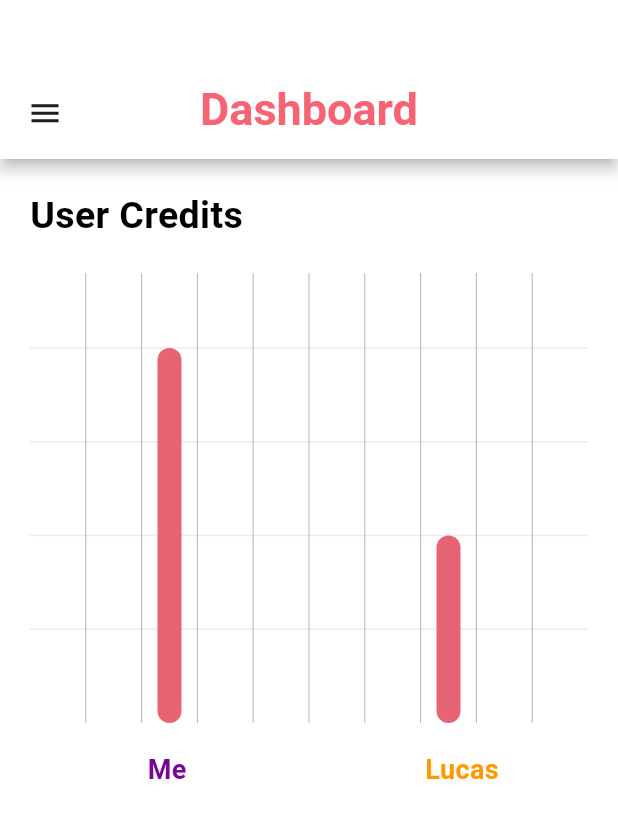
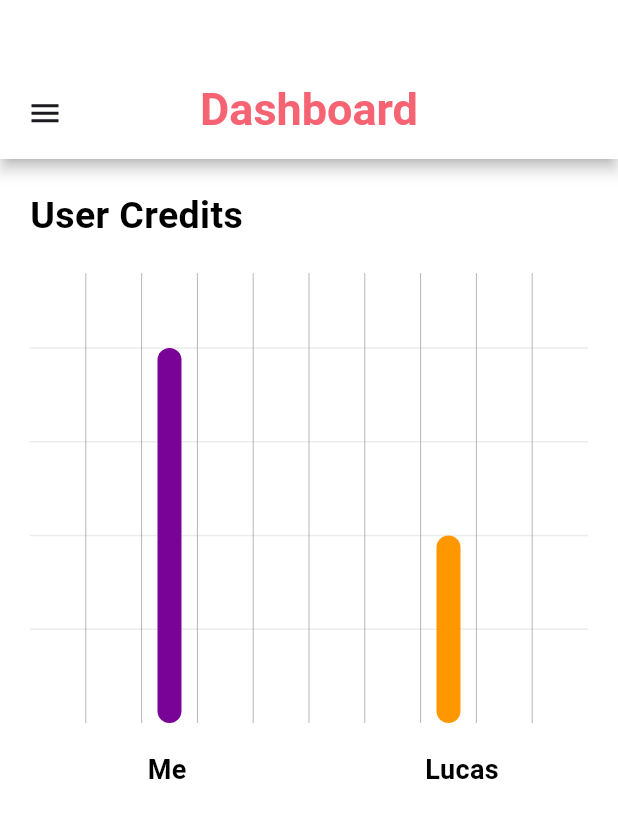
Before and after one commit to minizhiren/cotask, a Flutter app: the DashBoardPage screen opened directly, on a phone screen of 412 x 824 dp. Shown: the top 818 px of the screen. Run offline on Flutter 3.47's test engine with Material 3 defaults, Android fonts, the phone set to English and light mode, and no system bars; drawn by our look-alikes of fl_chart; our stand-ins replace flutter_svg, image_picker; missing offline and left inert: drag_and_drop_lists; Roboto replaces fonts that are missing (Quicksand).

Commit message:
changed bar color

```diff
--- a/lib/dashboard_page.dart
+++ b/lib/dashboard_page.dart
@@ -12,6 +12,11 @@ class DashBoardPage extends StatefulWidget {
 }
 
 class _DashBoardPageState extends State<DashBoardPage> {
+  final List<Color> barColors = [
+    Color.fromARGB(255, 122, 3, 151),
+    Color(0xFFFF9800),
+  ]; // List of colors
+
   @override
   Widget build(BuildContext context) {
     final userProvider = Provider.of<UserProvider>(context);
@@ -111,7 +116,7 @@ class _DashBoardPageState extends State<DashBoardPage> {
                                   barRods: [
                                     BarChartRodData(
                                       y: user.credit,
-                                      colors: [const Color(0xFFE66473)],
+                                      colors: [barColors[index % barColors.length]],
                                       width: 16,
                                       borderRadius: BorderRadius.circular(8),
                                     ),
@@ -132,7 +137,7 @@ class _DashBoardPageState extends State<DashBoardPage> {
               Text(
                 '    Me',
                 style: TextStyle(
-                  color: Color.fromARGB(255, 122, 3, 151),
+                  color: Color.fromARGB(255, 0, 0, 0),//Color.fromARGB(255, 122, 3, 151),
                   fontSize: 18,
                   fontFamily: 'Quicksand',
                   fontWeight: FontWeight.w700,
@@ -142,7 +147,7 @@ class _DashBoardPageState extends State<DashBoardPage> {
               Text(
                 'Lucas',
                 style: TextStyle(
-                  color: Color.fromARGB(255, 255, 153, 0),
+                  color: Color.fromARGB(255, 0, 0, 0),//Color.fromARGB(255, 255, 153, 0),
                   fontSize: 18,
                   fontFamily: 'Quicksand',
                   fontWeight: FontWeight.w700,
```
